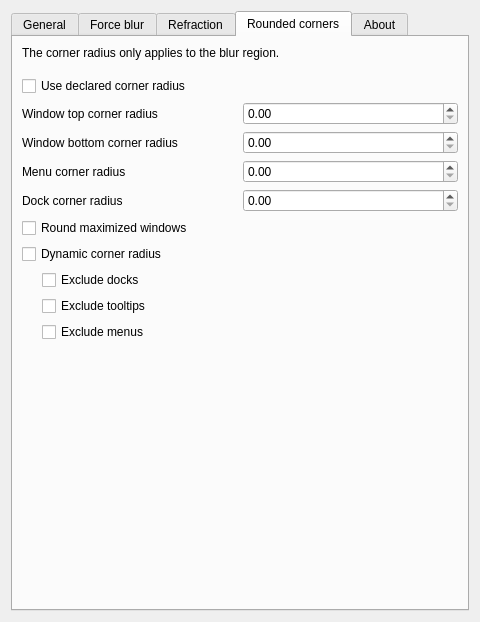
4v3ngR/kwin-effects-glass, file src/kcm/blur_config.ui: the form before one commit.
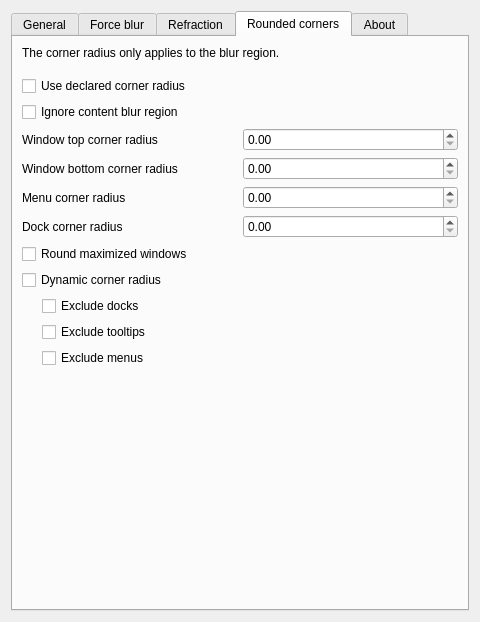
The form after the commit. The open tabs and pages were chosen to show the change. Custom widgets are drawn as their Qt base class.

Commit message: add option to ignore application provided blur regions

```diff
--- a/src/kcm/blur_config.ui
+++ b/src/kcm/blur_config.ui
@@ -1086,6 +1086,13 @@
          </property>
         </widget>
        </item>
+       <item>
+        <widget class="QCheckBox" name="kcfg_IgnoreContentBlurRegion">
+         <property name="text">
+          <string>Ignore content blur region</string>
+         </property>
+        </widget>
+       </item>
        <item>
         <layout class="QHBoxLayout" name="layoutTopCornerRadius">
          <item>
```
The commit also changes 6 other files.
